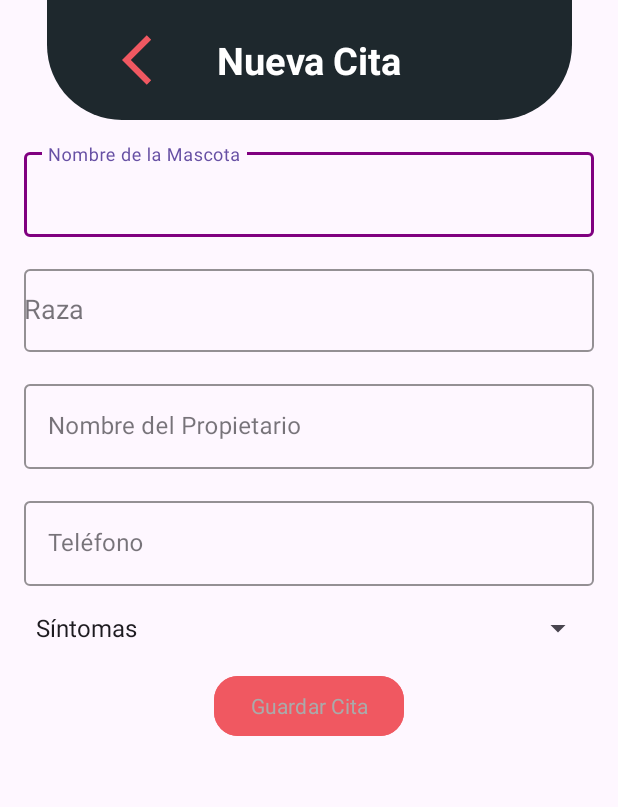
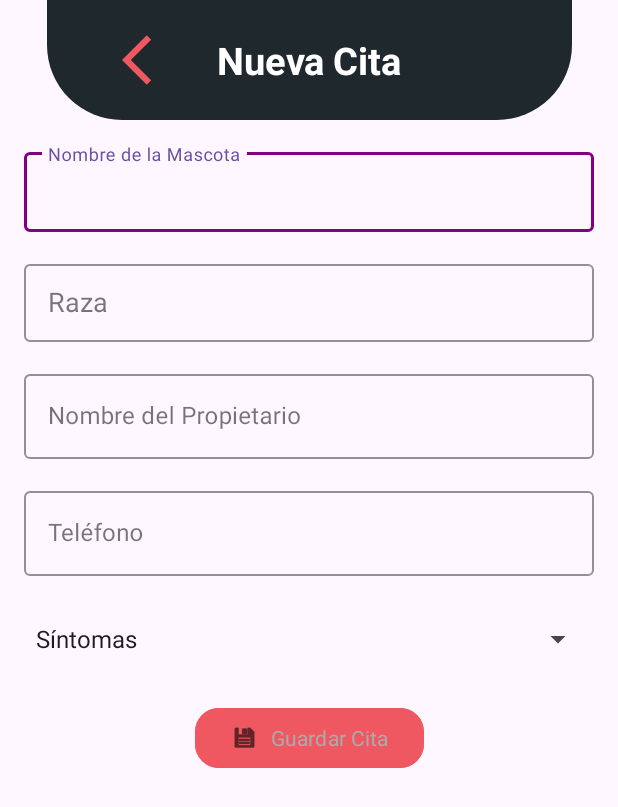
Before and after one commit to Carlos-39/equipoCatorce, an Android app: the screen it shows after launch (MainActivity), on a phone screen of 412 x 824 dp. Shown: the top 807 px of the screen. Run offline under Robolectric (Android 15) with nearby library versions, the phone set to English and light mode, and no system bars; our stand-ins replace data binding; 1 statement that could not run was skipped.

Commit message:
Interfaz de usuario completa (trabajando con camilo, unificado)

```diff
--- a/app/src/main/res/layout/fragment_nueva_cita.xml
+++ b/app/src/main/res/layout/fragment_nueva_cita.xml
@@ -1,4 +1,5 @@
 <?xml version="1.0" encoding="utf-8"?>
+
 <layout xmlns:android="http://schemas.android.com/apk/res/android"
     xmlns:tools="http://schemas.android.com/tools"
     xmlns:app="http://schemas.android.com/apk/res-auto">
@@ -43,9 +44,6 @@
 
         </androidx.appcompat.widget.Toolbar>
 
-
-
-
         <com.google.android.material.textfield.TextInputLayout
             android:id="@+id/inputLayoutNombreMascota"
             style="@style/Widget.MaterialComponents.TextInputLayout.OutlinedBox"
@@ -64,7 +62,7 @@
             <com.google.android.material.textfield.TextInputEditText
                 android:id="@+id/editTextNombreMascota"
                 android:layout_width="match_parent"
-            android:layout_height="wrap_content"
+                android:layout_height="53dp"
                 android:inputType="textPersonName"
                 android:maxLength="15" />
         </com.google.android.material.textfield.TextInputLayout>
@@ -81,16 +79,20 @@
             android:hint="@string/hint_raza"
             app:boxStrokeColor="#800080"
             app:boxStrokeWidthFocused="2dp"
-        app:layout_constraintEnd_toEndOf="parent"
+            app:boxCollapsedPaddingTop="8dp"
+            app:layout_constraintTop_toBottomOf="@id/inputLayoutNombreMascota"
             app:layout_constraintStart_toStartOf="parent"
-        app:layout_constraintTop_toBottomOf="@id/inputLayoutNombreMascota">
+            app:layout_constraintEnd_toEndOf="parent">
+
 
             <AutoCompleteTextView
                 android:id="@+id/inputRaza"
                 android:layout_width="match_parent"
-            android:layout_height="55dp"
-            android:inputType="text" />
+                android:layout_height="52dp"
+                android:inputType="text"
+                android:paddingStart="16dp" />
         </com.google.android.material.textfield.TextInputLayout>
+
 
         <!-- Nombre del propietario -->
         <com.google.android.material.textfield.TextInputLayout
@@ -144,13 +146,14 @@
         <Spinner
             android:id="@+id/spinnerSintomas"
             android:layout_width="0dp"
-        android:layout_height="wrap_content"
+            android:layout_height="52dp"
+            app:layout_constraintTop_toBottomOf="@id/inputLayoutTelefono"
+            app:layout_constraintStart_toStartOf="parent"
+            app:layout_constraintEnd_toEndOf="parent"
             android:layout_marginStart="16dp"
             android:layout_marginTop="16dp"
             android:layout_marginEnd="16dp"
-        app:layout_constraintEnd_toEndOf="parent"
-        app:layout_constraintStart_toStartOf="parent"
-        app:layout_constraintTop_toBottomOf="@id/inputLayoutTelefono" />
+            />
 
         <!-- Botón guardar -->
         <com.google.android.material.button.MaterialButton
@@ -159,8 +162,8 @@
             android:text="@string/guardar_cita"
             android:textColor="@android:color/white"
             android:textStyle="bold"
-        android:icon="@android:drawable/ic_menu_save"
-        android:iconTint="@android:color/white"
+            app:icon="@android:drawable/ic_menu_save"
+            app:iconTint="@android:color/black"
             app:iconPadding="8dp"
             android:backgroundTint="#F05861"
             android:layout_margin="16dp"
```
Lines whose indentation alone changed are shown as unchanged.
